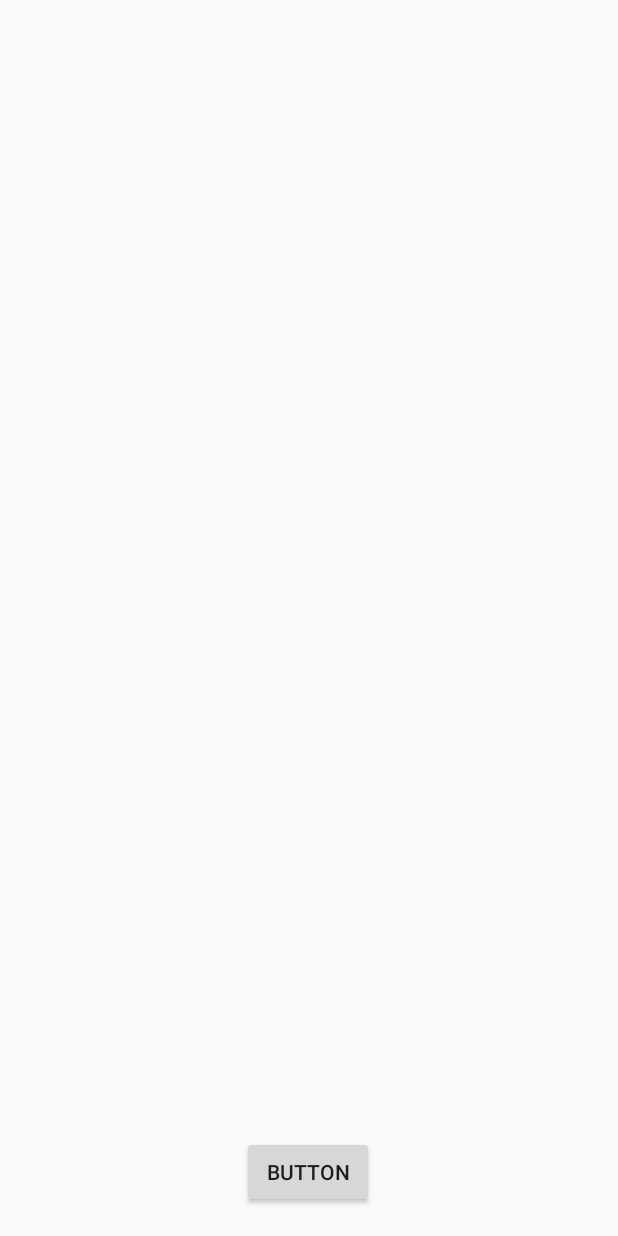
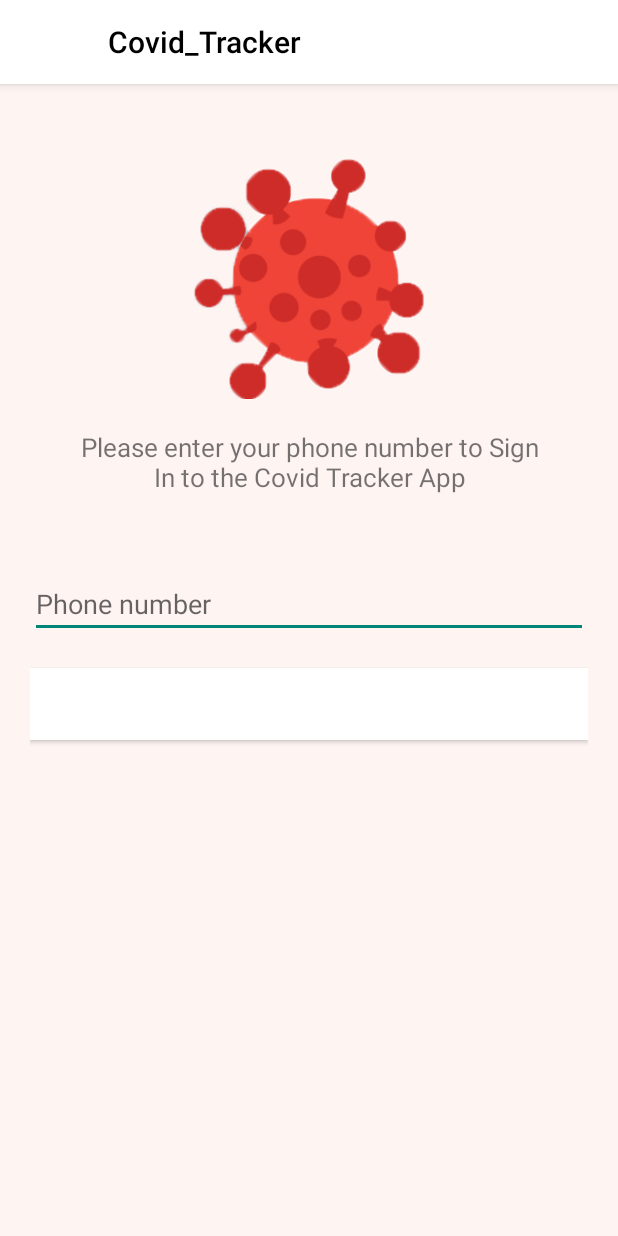
Before and after one commit to hoangnhhe141380/Covid_Tracker, an Android app: the screen it shows after launch (MainActivity), on a phone screen of 412 x 824 dp. Run offline under Robolectric (Android 15) with nearby library versions, the phone set to English and light mode, and no system bars.

Commit message:
20220307 - Update layout round 1

```diff
--- a/app/src/main/java/com/example/covid_tracker/GetDataFromJson.java
+++ b/app/src/main/java/com/example/covid_tracker/GetDataFromJson.java
@@ -1,4 +1,7 @@
 package com.example.covid_tracker;
+
+import com.example.covid_tracker.model.CountryData;
+import com.example.covid_tracker.model.Summary;
 
 import java.util.List;
 
--- a/app/src/main/java/com/example/covid_tracker/MainActivity.java
+++ b/app/src/main/java/com/example/covid_tracker/MainActivity.java
@@ -1,11 +1,21 @@
 package com.example.covid_tracker;
 
+import androidx.annotation.NonNull;
+import androidx.appcompat.app.ActionBarDrawerToggle;
 import androidx.appcompat.app.AppCompatActivity;
+import androidx.appcompat.widget.Toolbar;
+import androidx.core.view.GravityCompat;
+import androidx.drawerlayout.widget.DrawerLayout;
+import androidx.fragment.app.Fragment;
+import androidx.fragment.app.FragmentTransaction;
 
 import android.os.Bundle;
-import android.view.View;
+import android.view.MenuItem;
 import android.widget.TextView;
 import android.widget.Button;
+
+import com.example.covid_tracker.fragments.FragmentLogin;
+import com.google.android.material.navigation.NavigationView;
 
 import java.util.List;
 
@@ -16,75 +26,162 @@ import retrofit2.Retrofit;
 import retrofit2.converter.gson.GsonConverterFactory;
 
 
-public class MainActivity extends AppCompatActivity {
+public class MainActivity extends AppCompatActivity
+        implements NavigationView.OnNavigationItemSelectedListener {
 
     private final String API_URL = "https://api.covid19api.com/";
     private final String API_URL_SUMMARY = "https://corona.lmao.ninja/v2/";
 
-    TextView tv_cases;
-    Button btn_get;
+    private final int FRAGMENT_LOGIN = 0;
+    private final int FRAGMENT_HOME = 1;
+    private final int FRAGMENT_PROFILE = 2;
+    private final int FRAGMENT_NEWEST_DATA = 3;
+    private final int FRAGMENT_ABOUT_VIRUS = 4;
+    private final int FRAGMENT_SYMPTOMS = 5;
+    private final int FRAGMENT_PREVENTION = 6;
+
+    private int mCurrentFragment = FRAGMENT_LOGIN;
+
+
+    private DrawerLayout mDrawerLayout;
+    private Toolbar toolbar;
+    private ActionBarDrawerToggle actionBarDrawerToggle;
+    private NavigationView navigationView;
+
+    private void bindingView() {
+        //Handle binding data for navigation view
+        toolbar = findViewById(R.id.main_toolbar);
+        setSupportActionBar(toolbar);
+
+        mDrawerLayout = findViewById(R.id.drawer_layout);
+        actionBarDrawerToggle =
+                new ActionBarDrawerToggle(this,
+                        mDrawerLayout,
+                        toolbar,
+                        R.string.open_nav_drawer,
+                        R.string.close_nav_drawer);
+        mDrawerLayout.addDrawerListener(actionBarDrawerToggle);
+        actionBarDrawerToggle.syncState();
+
+        navigationView = findViewById(R.id.nav_view);
+        navigationView.setNavigationItemSelectedListener(this);
+    }
 
     @Override
     protected void onCreate(Bundle savedInstanceState) {
         super.onCreate(savedInstanceState);
         setContentView(R.layout.activity_main);
 
-        tv_cases = findViewById(R.id.cases);
-        btn_get = findViewById(R.id.button);
-        btn_get.setOnClickListener(new View.OnClickListener() {
-            @Override
-            public void onClick(View view) {
-                getDataByCountryName("vietnam");
-            }
-        });
-
+        bindingView();
+        replaceFragment(new FragmentLogin());
+//        navigationView.getMenu().findItem(R.id.navigation_home).setChecked(true);
     }
 
-    public void getDataSummary() {
-        Retrofit retrofit = new Retrofit.Builder()
-                .baseUrl(API_URL_SUMMARY)
-                .addConverterFactory(GsonConverterFactory.create())
-                .build();
 
-        GetDataFromJson getDataFromJson = retrofit.create(GetDataFromJson.class);
+    //Handle navigate when click option in navigation view
+    @Override
+    public boolean onNavigationItemSelected(@NonNull MenuItem item) {
+        int id = item.getItemId();
 
-        Call<List<Summary>> call = getDataFromJson.getDataSummary();
+        switch (id) {
+            case R.id.navigation_home:
+                if (mCurrentFragment != FRAGMENT_HOME) {
+                    replaceFragment(new FragmentLogin());
+                    mCurrentFragment = FRAGMENT_LOGIN;
+                }
+                break;
+            case R.id.navigation_login:
 
-        call.enqueue(new Callback<List<Summary>>() {
-            @Override
-            public void onResponse(Call<List<Summary>> call, Response<List<Summary>> response) {
-                List<Summary> summary = response.body();
-                tv_cases.setText(summary.toString());
-            }
+                break;
+            case R.id.navigation_profile:
 
-            @Override
-            public void onFailure(Call<List<Summary>> call, Throwable t) {
-                tv_cases.setText(t.getMessage());
-            }
-        });
+                break;
+            case R.id.navigation_medical_declared_data:
+
+                break;
+            case R.id.navigation_covid_data:
+
+                break;
+            case R.id.navigation_about_virus:
+
+                break;
+            case R.id.navigation_symptoms:
+
+                break;
+            case R.id.navigation_prevention:
+
+                break;
+            default:
+        }
+
+        mDrawerLayout.closeDrawer(GravityCompat.START);
+        return true;
     }
 
-    public void getDataByCountryName(String countryName){
-        Retrofit retrofit = new Retrofit.Builder()
-                .baseUrl(API_URL)
-                .addConverterFactory(GsonConverterFactory.create())
-                .build();
+    //Handle back button for navigation
+    @Override
+    public void onBackPressed() {
+        if (mDrawerLayout.isDrawerOpen(GravityCompat.START)) {
+            mDrawerLayout.closeDrawer(GravityCompat.START);
+        } else {
+            super.onBackPressed();
+        }
+    }
 
-        GetDataFromJson getDataFromJson = retrofit.create(GetDataFromJson.class);
+    //Handle replace fragment when click option in navigation view
+    private void replaceFragment(Fragment fragment) {
+        FragmentTransaction transaction = getSupportFragmentManager().beginTransaction();
+        transaction.replace(R.id.content_frame, fragment);
+        transaction.commit();
+    }
 
-        Call<List<CountryData>> call = getDataFromJson.getDataByCountry(countryName);
 
-        call.enqueue(new Callback<List<CountryData>>() {
-            @Override
-            public void onResponse(Call<List<CountryData>> call, Response<List<CountryData>> response) {
-                List<CountryData> listCountryDayone = response.body();
-                tv_cases.setText(listCountryDayone.toString());
-            }
+    //    public void getDataSummary() {
+//        Retrofit retrofit = new Retrofit.Builder()
+//                .baseUrl(API_URL_SUMMARY)
+//                .addConverterFactory(GsonConverterFactory.create())
+//                .build();
+//
+//        GetDataFromJson getDataFromJson = retrofit.create(GetDataFromJson.class);
+//
+//        Call<List<Summary>> call = getDataFromJson.getDataSummary();
+//
+//        call.enqueue(new Callback<List<Summary>>() {
+//            @Override
+//            public void onResponse(Call<List<Summary>> call, Response<List<Summary>> response) {
+//                List<Summary> summary = response.body();
+//                tv_cases.setText(summary.toString());
+//            }
+//
+//            @Override
+//            public void onFailure(Call<List<Summary>> call, Throwable t) {
+//                tv_cases.setText(t.getMessage());
+//            }
+//        });
+//    }
+//
+//    public void getDataByCountryName(String countryName) {
+//        Retrofit retrofit = new Retrofit.Builder()
+//                .baseUrl(API_URL)
+//                .addConverterFactory(GsonConverterFactory.create())
+//                .build();
+//
+//        GetDataFromJson getDataFromJson = retrofit.create(GetDataFromJson.class);
+//
+//        Call<List<CountryData>> call = getDataFromJson.getDataByCountry(countryName);
+//
+//        call.enqueue(new Callback<List<CountryData>>() {
+//            @Override
+//            public void onResponse(Call<List<CountryData>> call, Response<List<CountryData>> response) {
+//                List<CountryData> listCountryDayone = response.body();
+//                tv_cases.setText(listCountryDayone.toString());
+//            }
+//
+//            @Override
+//            public void onFailure(Call<List<CountryData>> call, Throwable t) {
+//                tv_cases.setText(t.getMessage());
+//            }
+//        });
+//    }
 
-            @Override
-            public void onFailure(Call<List<CountryData>> call, Throwable t) {
-                tv_cases.setText(t.getMessage());
-            }
-        });
-    }
 }
--- /dev/null
+++ b/app/src/main/java/com/example/covid_tracker/fragments/FragmentLogin.java
@@ -0,0 +1,21 @@
+package com.example.covid_tracker.fragments;
+
+import android.os.Bundle;
+import android.view.LayoutInflater;
+import android.view.View;
+import android.view.ViewGroup;
+
+import androidx.annotation.NonNull;
+import androidx.annotation.Nullable;
+import androidx.fragment.app.Fragment;
+
+import com.example.covid_tracker.R;
+
+public class FragmentLogin extends Fragment {
+
+    @Nullable
+    @Override
+    public View onCreateView(@NonNull LayoutInflater inflater, @Nullable ViewGroup container, @Nullable Bundle savedInstanceState) {
+        return inflater.inflate(R.layout.layout_fragment_login, container, false);
+    }
+}
--- a/app/src/main/java/com/example/covid_tracker/CountryData.java
+++ b/app/src/main/java/com/example/covid_tracker/model/CountryData.java
@@ -1,4 +1,4 @@
-package com.example.covid_tracker;
+package com.example.covid_tracker.model;
 
 public class CountryData {
 
--- a/app/src/main/java/com/example/covid_tracker/CountryInfo.java
+++ b/app/src/main/java/com/example/covid_tracker/model/CountryInfo.java
@@ -1,4 +1,4 @@
-package com.example.covid_tracker;
+package com.example.covid_tracker.model;
 
 public class CountryInfo {
     private long _id;
--- a/app/src/main/java/com/example/covid_tracker/Summary.java
+++ b/app/src/main/java/com/example/covid_tracker/model/Summary.java
@@ -1,6 +1,4 @@
-package com.example.covid_tracker;
-
-import java.util.List;
+package com.example.covid_tracker.model;
 
 public class Summary {
     private long updated;
--- a/app/src/main/res/layout/activity_main.xml
+++ b/app/src/main/res/layout/activity_main.xml
@@ -1,35 +1,48 @@
 <?xml version="1.0" encoding="utf-8"?>
-<androidx.constraintlayout.widget.ConstraintLayout xmlns:android="http://schemas.android.com/apk/res/android"
+<androidx.drawerlayout.widget.DrawerLayout xmlns:android="http://schemas.android.com/apk/res/android"
     xmlns:app="http://schemas.android.com/apk/res-auto"
     xmlns:tools="http://schemas.android.com/tools"
     android:layout_width="match_parent"
     android:layout_height="match_parent"
     tools:context=".MainActivity"
-    tools:layout_editor_absoluteX="0dp"
-    tools:layout_editor_absoluteY="97dp">
+    tools:openDrawer="start"
+    android:id="@+id/drawer_layout">
 
-    <TextView
-        android:id="@+id/cases"
+    <LinearLayout
+        android:layout_width="match_parent"
+        android:layout_height="match_parent"
+        android:orientation="vertical">
+
+        <com.google.android.material.appbar.AppBarLayout
+            android:layout_width="match_parent"
+            android:layout_height="wrap_content"
+            android:theme="@style/ThemeOverlay.AppCompat.Dark.ActionBar">
+
+            <androidx.appcompat.widget.Toolbar
+                android:id="@+id/main_toolbar"
+                android:layout_width="match_parent"
+                android:layout_height="?attr/actionBarSize"
+                android:background="@android:color/white"
+                app:titleTextColor="@android:color/black"
+                app:popupTheme="@style/ThemeOverlay.AppCompat.Dark"/>
+
+        </com.google.android.material.appbar.AppBarLayout>
+
+        <FrameLayout
+            android:id="@+id/content_frame"
+            android:layout_width="match_parent"
+            android:layout_height="match_parent" />
+
+    </LinearLayout>
+
+    <com.google.android.material.navigation.NavigationView
         android:layout_width="wrap_content"
-        android:layout_height="wrap_content"
-        app:layout_constraintBottom_toBottomOf="parent"
-        app:layout_constraintEnd_toEndOf="parent"
-        app:layout_constraintLeft_toLeftOf="parent"
-        app:layout_constraintRight_toRightOf="parent"
-        app:layout_constraintStart_toStartOf="parent"
-        app:layout_constraintTop_toTopOf="parent"
-        app:layout_constraintVertical_bias="0.042" />
+        android:layout_height="match_parent"
+        app:menu="@menu/navigation_menu"
+        android:id="@+id/nav_view"
+        android:layout_gravity="start"
+        app:headerLayout="@layout/layout_header_navigation"/>
 
-    <Button
-        android:id="@+id/button"
-        android:layout_width="wrap_content"
-        android:layout_height="wrap_content"
-        android:text="Button"
-        app:layout_constraintBottom_toBottomOf="parent"
-        app:layout_constraintEnd_toEndOf="parent"
-        app:layout_constraintHorizontal_bias="0.498"
-        app:layout_constraintStart_toStartOf="parent"
-        app:layout_constraintTop_toBottomOf="@+id/cases"
-        app:layout_constraintVertical_bias="0.974" />
 
-</androidx.constraintlayout.widget.ConstraintLayout>
+
+</androidx.drawerlayout.widget.DrawerLayout>
--- /dev/null
+++ b/app/src/main/res/layout/layout_fragment_login.xml
@@ -0,0 +1,49 @@
+<?xml version="1.0" encoding="utf-8"?>
+<LinearLayout xmlns:android="http://schemas.android.com/apk/res/android"
+    xmlns:app="http://schemas.android.com/apk/res-auto"
+    android:layout_width="match_parent"
+    android:layout_height="match_parent"
+    android:background="@color/background_color"
+    android:orientation="vertical"
+    android:padding="20dp">
+
+    <ImageView
+        android:id="@+id/imageView"
+        android:layout_width="match_parent"
+        android:layout_height="160dp"
+        android:layout_gravity="center_horizontal"
+        android:clickable="false"
+        android:translationY="30dp"
+        app:srcCompat="@drawable/i_covid" />
+
+    <TextView
+        android:id="@+id/text_login1"
+        android:layout_width="wrap_content"
+        android:layout_height="wrap_content"
+        android:layout_marginHorizontal="30dp"
+        android:text="@string/text_login1"
+        android:textSize="17dp"
+        android:translationY="50dp"
+        android:gravity="center"/>
+
+    <EditText
+        android:id="@+id/txt_phone_number_login"
+        android:layout_width="match_parent"
+        android:layout_height="wrap_content"
+        android:ems="10"
+        android:inputType="phone"
+        android:translationY="100dp"
+        android:hint="Phone number"/>
+
+    <Button
+        android:id="@+id/btn_login"
+        android:layout_width="match_parent"
+        android:layout_height="wrap_content"
+        android:textColor="@color/white"
+        android:background="@color/colorPrimary"
+        android:translationY="120dp"
+        android:text="Login" />
+
+<!--    Add 1 text named "Skip" - When click wil navigate to home fragment -->
+
+</LinearLayout>
--- /dev/null
+++ b/app/src/main/res/menu/navigation_menu.xml
@@ -0,0 +1,48 @@
+<?xml version="1.0" encoding="utf-8"?>
+<menu xmlns:android="http://schemas.android.com/apk/res/android">
+    <item
+        android:id="@+id/navigation_home"
+        android:icon="@drawable/i_icon_nav_bar"
+        android:title="@string/home"
+        android:visible="true" />
+    <item
+        android:id="@+id/navigation_login"
+        android:icon="@drawable/i_icon_nav_bar"
+        android:title="@string/login"
+        android:visible="true" />
+    <item
+        android:id="@+id/navigation_profile"
+        android:icon="@drawable/i_icon_nav_bar"
+        android:title="@string/profile"
+        android:visible="true" />
+    <item
+        android:id="@+id/navigation_medical_declared_data"
+        android:icon="@drawable/i_icon_nav_bar"
+        android:title="@string/medical_declared_data"
+        android:visible="true" />
+    <item
+        android:id="@+id/navigation_covid_data"
+        android:icon="@drawable/i_icon_nav_bar"
+        android:title="@string/covid_data"
+        android:visible="true" />
+    <item
+        android:id="@+id/navigation_about_virus"
+        android:icon="@drawable/i_icon_nav_bar"
+        android:title="@string/about_virus"
+        android:visible="true" />
+    <item
+        android:id="@+id/navigation_symptoms"
+        android:icon="@drawable/i_icon_nav_bar"
+        android:title="@string/symptoms"
+        android:visible="true" />
+    <item
+        android:id="@+id/navigation_prevention"
+        android:icon="@drawable/i_icon_nav_bar"
+        android:title="@string/prevention"
+        android:visible="true" />
+    <item
+        android:id="@+id/navigation_logout"
+        android:icon="@drawable/i_icon_nav_bar"
+        android:title="@string/logout"
+        android:visible="true" />
+</menu>
--- a/app/src/main/res/values/colors.xml
+++ b/app/src/main/res/values/colors.xml
@@ -7,4 +7,7 @@
     <color name="teal_700">#FF018786</color>
     <color name="black">#FF000000</color>
     <color name="white">#FFFFFFFF</color>
+    <color name="colorPrimary">#FFFFFFFF</color>
+    <color name="colorPrimaryDark">#121212</color>
+    <color name="background_color">#fef5f3</color>
 </resources>
--- /dev/null
+++ b/app/src/main/res/values/dimens.xml
@@ -0,0 +1,5 @@
+<resources>
+    <!-- Default screen margins, per the Android Design guidelines. -->
+    <dimen name="fragment_horizontal_margin">16dp</dimen>
+    <dimen name="fragment_vertical_margin">16dp</dimen>
+</resources>
--- a/app/src/main/res/values/strings.xml
+++ b/app/src/main/res/values/strings.xml
@@ -1,3 +1,29 @@
 <resources>
     <string name="app_name">Covid_Tracker</string>
+    <string name="home">Home</string>
+    <string name="newest_data">Newest Data</string>
+    <string name="about_virus">About Virus</string>
+    <string name="symptoms">Symptoms</string>
+    <string name="prevention">Prevention</string>
+    <string name="profile">Profile</string>
+    <string name="open_nav_drawer">Navigation Drawer Open</string>
+    <string name="close_nav_drawer">Navigation Drawer Close</string>
+    <!-- Strings related to login -->
+    <string name="prompt_phone_number">Phone number</string>
+    <string name="prompt_password">Password</string>
+    <string name="action_sign_in">Login</string>
+    <string name="action_sign_in_short">Sign in</string>
+    <string name="welcome">"Welcome!"</string>
+    <string name="invalid_username">Not a valid username</string>
+    <string name="invalid_password">Password must be >5 characters</string>
+    <string name="login_failed">"Login failed"</string>
+    <!-- TODO: Remove or change this placeholder text -->
+    <string name="hello_blank_fragment">Hello blank fragment</string>
+    <string name="text_login1">
+        Please enter your phone number to Sign In to the Covid Tracker App
+    </string>
+    <string name="logout">Logout</string>
+    <string name="login">Login</string>
+    <string name="medical_declared_data">Medical Declared Data</string>
+    <string name="covid_data">Covid Data</string>
 </resources>
--- a/app/src/main/res/values/themes.xml
+++ b/app/src/main/res/values/themes.xml
@@ -1,6 +1,6 @@
 <resources xmlns:tools="http://schemas.android.com/tools">
     <!-- Base application theme. -->
-    <style name="Theme.Covid_Tracker" parent="Theme.MaterialComponents.DayNight.DarkActionBar">
+    <style name="Theme.Covid_Tracker" parent="Theme.MaterialComponents.DayNight.NoActionBar">
         <!-- Primary brand color. -->
         <item name="colorPrimary">@color/purple_500</item>
         <item name="colorPrimaryVariant">@color/purple_700</item>
--- a/gradle.properties
+++ b/gradle.properties
@@ -6,7 +6,7 @@
 # http://www.gradle.org/docs/current/userguide/build_environment.html
 # Specifies the JVM arguments used for the daemon process.
 # The setting is particularly useful for tweaking memory settings.
-org.gradle.jvmargs=-Xmx2048m -Dfile.encoding=UTF-8
+org.gradle.jvmargs=-Xmx4608m -Dfile.encoding=UTF-8
 # When configured, Gradle will run in incubating parallel mode.
 # This option should only be used with decoupled projects. More details, visit
 # http://www.gradle.org/docs/current/userguide/multi_project_builds.html#sec:decoupled_projects
```
Also changed, not shown: app/build.gradle (+8 -0 lines), app/src/main/res/layout/layout_header_navigation.xml (added, +32 -0 lines), app/src/main/res/values/styles.xml (added, +7 -0 lines), app/src/main/res/drawable-v24/i_icon_nav_bar.png (added), app/src/main/res/drawable/i_covid.png (added).
